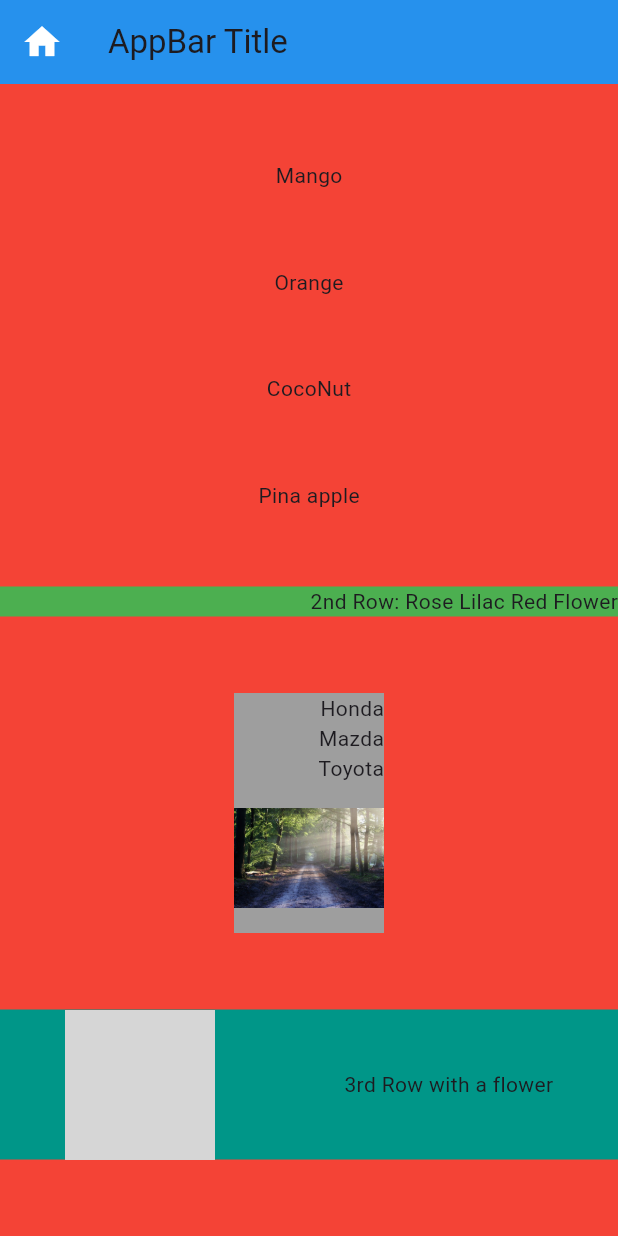
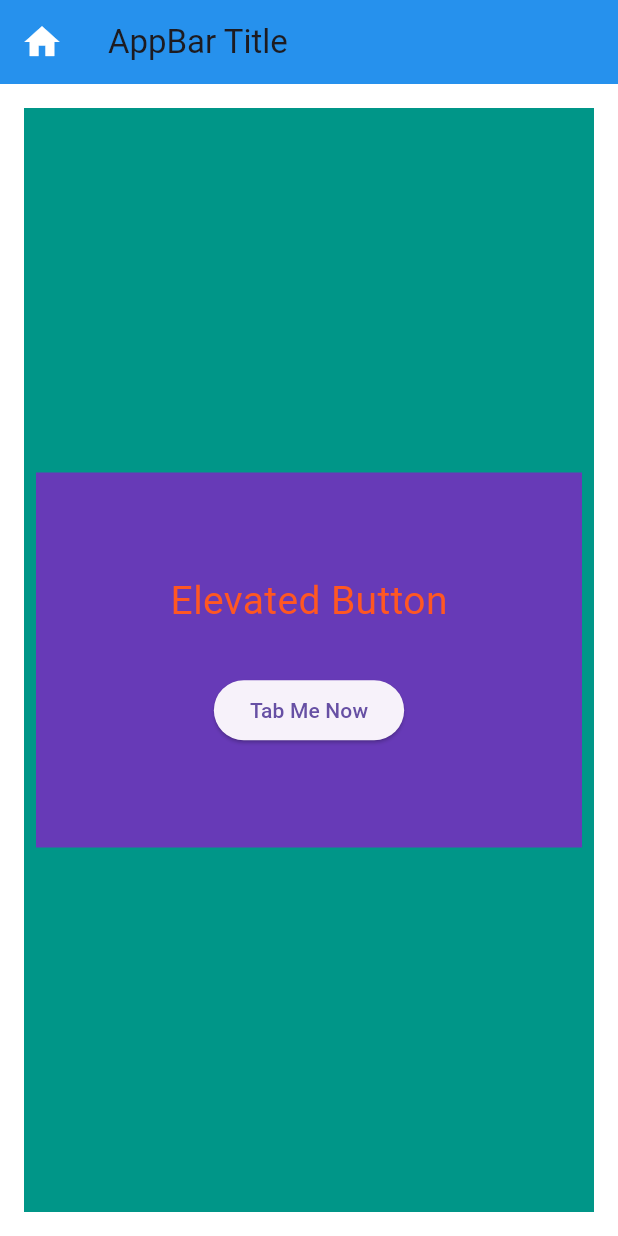
Before and after one commit to littleboyaba/Flutter-Widgets, a Flutter app: the screen it shows after launch, on a phone screen of 412 x 824 dp. Run offline on Flutter 3.47's test engine with Material 3 defaults, Android fonts, the phone set to English and light mode, and no system bars; grey boxes are pictures that could not be loaded.

Commit message:
Widget => ElevatedButton some of its properties.

```diff
--- a/lib/main.dart
+++ b/lib/main.dart
@@ -34,56 +34,49 @@ class HomeActivity extends StatelessWidget {
       ),
       //backgroundColor: Color(0xFF338930),
       backgroundColor: Colors.white70,
-      body: Container(
-        color: Colors.red,
+      body: Padding(
+        padding: const EdgeInsets.all(16),
+        child: Container(
+          color: Colors.teal,
+          child: Padding(
+            padding: const EdgeInsets.all(8.0),
             child: Column(
-          mainAxisAlignment: MainAxisAlignment.spaceEvenly,
+              mainAxisAlignment: MainAxisAlignment.center,
+              children: [
+                Container(
+                  color: Colors.deepPurple,
+                  height: 250,
+                  child: Row(
                     mainAxisSize: MainAxisSize.max,
+                    mainAxisAlignment: MainAxisAlignment.center,
                     children: [
-            const Text("Mango"),
-            const Text("Orange"),
-            const Text('CocoNut'),
-            const Text("Pina apple"),
-            Container(
-              color: Colors.green,
-              child: const Row(
-                mainAxisAlignment: MainAxisAlignment.end,
+                      Column(
+                        mainAxisAlignment: MainAxisAlignment.center,
                         children: [
-                  Text("2nd Row: "),
-                  Text("Rose "),
-                  Text("Lilac "),
-                  Text("Red Flower"),
+                          const Text(
+                            'Elevated Button',
+                            style: TextStyle(
+                                color: Colors.deepOrange, fontSize: 26),
+                          ),
+                          const SizedBox(
+                            height: 30,
+                          ),
+                          ElevatedButton(
+                            onPressed: () {
+                              // Your logic here.
+                            },
+                            child: const Text('Tab Me Now'),
+                          ),
                         ],
                       ),
-            ),
-            Container(
-              color: Colors.grey,
-              child: Column(
-                mainAxisSize: MainAxisSize.max,
-                crossAxisAlignment: CrossAxisAlignment.end,
-                mainAxisAlignment: MainAxisAlignment.start,
-                children: [
-                  const Text('Honda'),
-                  const Text('Mazda'),
-                  const Text('Toyota'),
-                  Image.asset('assets/images/tree_path.jpg', height: 100, width: 100,),
-                ],
-              ),
-            ),
-            Container(
-              color: Colors.teal,
-              child: Row(
-                mainAxisSize: MainAxisSize.max,
-                mainAxisAlignment: MainAxisAlignment.spaceAround,
-                children: [
-                  Image.asset('assets/images/flower.jpg', height: 100, width: 100,),
-                  const Text('3rd Row with a flower')
                     ],
                   ),
                 ),
               ],
             ),
           ),
+        ),
+      ),
     );
   }
 }
```
Lines whose indentation alone changed are shown as unchanged.
